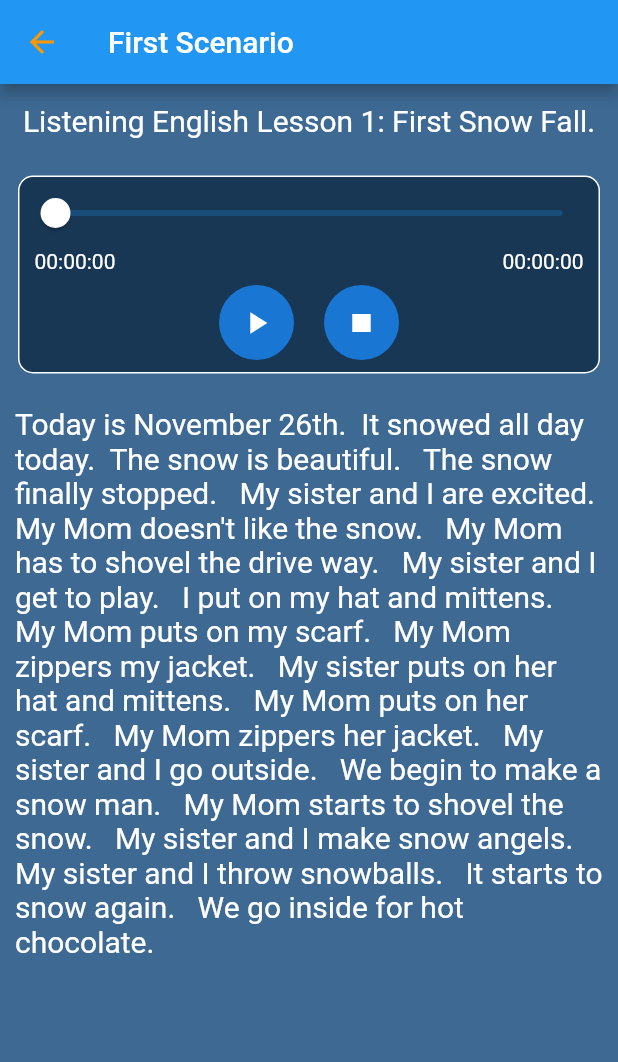
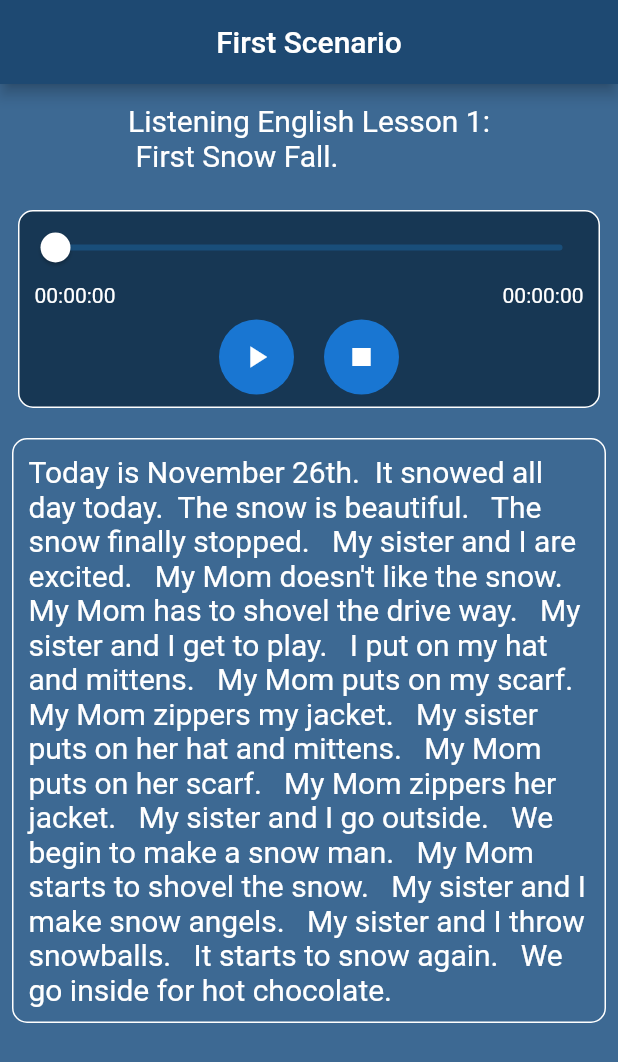
Before and after one commit to Nizar-Sweiss/Lab_11, a Flutter app: the GrammerLesson1Screen screen opened directly, on a phone screen of 412 x 824 dp. Shown: the top 1062 px of the screen. Run offline on Flutter 3.47's test engine with Material 2 defaults, Android fonts, the phone set to English and light mode, and no system bars; our stand-ins replace audioplayers, font_awesome_flutter, google_fonts, rounded_loading_button, youtube_player_flutter.

Commit message:
some styling for the listening screens

```diff
--- a/main/lib/Screens/Listening/listening_lesson1.dart
+++ b/main/lib/Screens/Listening/listening_lesson1.dart
@@ -66,13 +66,10 @@ class _GrammerLesson1ScreenState extends State<GrammerLesson1Screen> {
     return Scaffold(
       backgroundColor: Color.fromARGB(255, 61, 105, 147),
       appBar: AppBar(
-        leading: new IconButton(
-          icon: new Icon(Icons.arrow_back, color: Colors.orange),
-          onPressed: () => Navigator.push(context,
-              MaterialPageRoute(builder: (context) => ListeningLessons())),
-        ),
+        backgroundColor: Color.fromARGB(255, 30, 73, 114),
         automaticallyImplyLeading: true,
         title: Text(widget.title),
+        centerTitle: true,
       ),
       body: ListView(
         children: [
@@ -81,7 +78,7 @@ class _GrammerLesson1ScreenState extends State<GrammerLesson1Screen> {
             alignment: Alignment.center,
             child: Text(
               maxLines: 2,
-              "Listening English Lesson 1: First Snow Fall.",
+              "Listening English Lesson 1:\n First Snow Fall.",
               style: TextStyle(
                 color: Colors.white,
                 fontSize: 20,
@@ -191,11 +188,23 @@ class _GrammerLesson1ScreenState extends State<GrammerLesson1Screen> {
                   ),
                 ),
                 //
-                Container(
-                  padding: EdgeInsets.all(10),
-                  child: Text(
-                    "Today is November 26th.  It snowed all day today.  The snow is beautiful.   The snow finally stopped.   My sister and I are excited.   My Mom doesn't like the snow.   My Mom has to shovel the drive way.   My sister and I get to play.   I put on my hat and mittens.   My Mom puts on my scarf.   My Mom zippers my jacket.   My sister puts on her hat and mittens.   My Mom puts on her scarf.   My Mom zippers her jacket.   My sister and I go outside.   We begin to make a snow man.   My Mom starts to shovel the snow.   My sister and I make snow angels.   My sister and I throw snowballs.   It starts to snow again.   We go inside for hot chocolate.",
-                    style: TextStyle(color: Colors.white, fontSize: 20),
+                Padding(
+                  padding: const EdgeInsets.all(8.0),
+                  child: Container(
+                    decoration: BoxDecoration(
+                      border: Border.all(
+                        width: 1.0,
+                        color: Colors.white,
+                      ),
+                      borderRadius: BorderRadius.all(Radius.circular(
+                              10.0) //                 <--- border radius here
+                          ),
+                    ),
+                    padding: EdgeInsets.all(10),
+                    child: Text(
+                      "Today is November 26th.  It snowed all day today.  The snow is beautiful.   The snow finally stopped.   My sister and I are excited.   My Mom doesn't like the snow.   My Mom has to shovel the drive way.   My sister and I get to play.   I put on my hat and mittens.   My Mom puts on my scarf.   My Mom zippers my jacket.   My sister puts on her hat and mittens.   My Mom puts on her scarf.   My Mom zippers her jacket.   My sister and I go outside.   We begin to make a snow man.   My Mom starts to shovel the snow.   My sister and I make snow angels.   My sister and I throw snowballs.   It starts to snow again.   We go inside for hot chocolate.",
+                      style: TextStyle(color: Colors.white, fontSize: 20),
+                    ),
                   ),
                 )
               ],
```
Also changed, not shown: main/lib/Screens/Listening/listening_lesson2.dart (+20 -10 lines).
